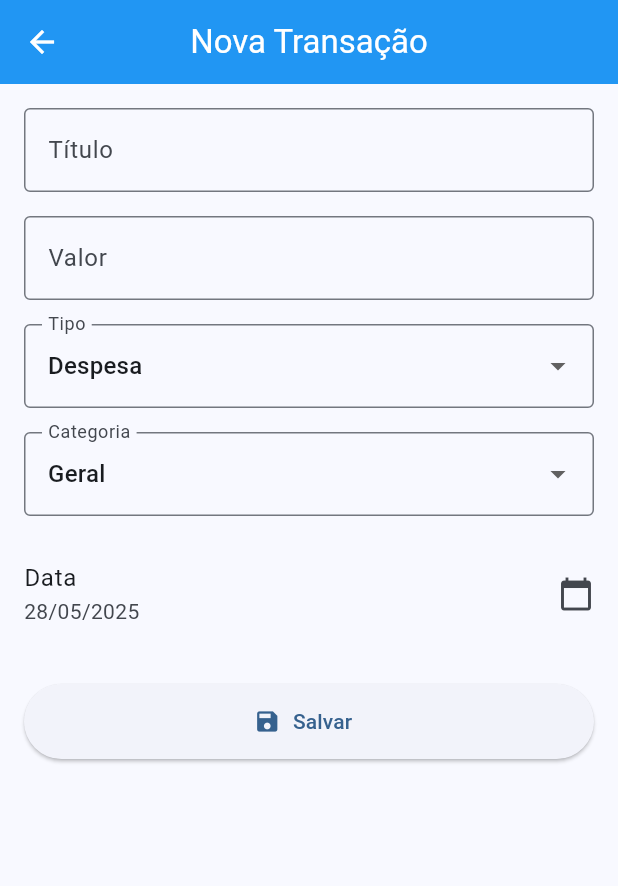
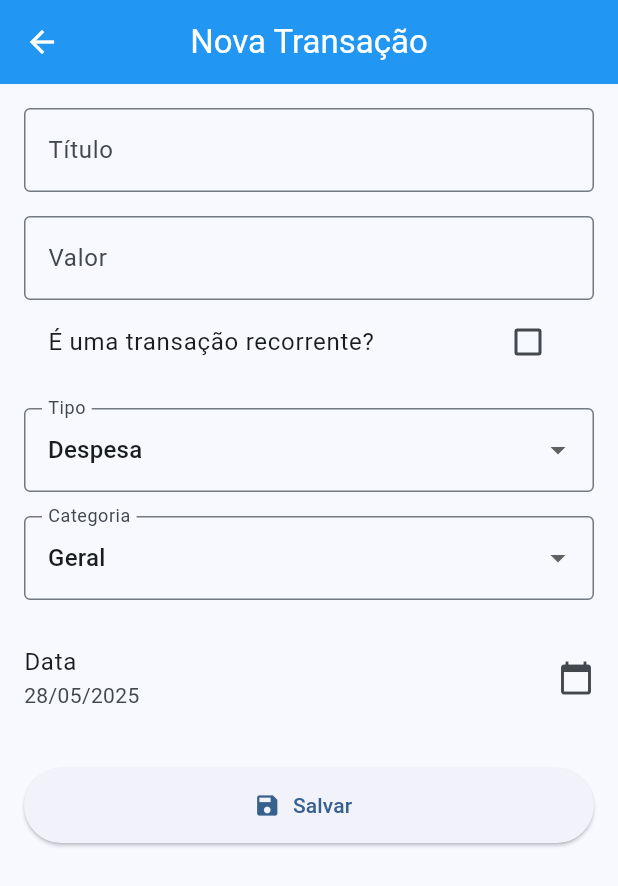
Before and after one commit to AndreLKS/gestao_despesas, a Flutter app: the screen it shows after launch, after a tap on the "add" icon, on a phone screen of 412 x 824 dp. Shown: the top 886 px of the screen. Run offline on Flutter 3.47's test engine with Material 3 defaults, Android fonts, the phone set to English and light mode, and no system bars; our stand-ins replace fl_chart, flutter_riverpod, hive, hive_flutter; accounts and stored records are empty; Roboto replaces fonts that are missing (Poppins).

Commit message:
FEAT: Recorrencias

```diff
--- a/lib/data/models/transaction_model.dart
+++ b/lib/data/models/transaction_model.dart
@@ -3,31 +3,46 @@ import 'package:hive/hive.dart';
 part 'transaction_model.g.dart';
 
 @HiveType(typeId: 0)
-class TransactionModel extends HiveObject {
-  @HiveField(0)
-  String id;
-
-  @HiveField(1)
-  String title;
-
-  @HiveField(2)
-  double amount;
-
-  @HiveField(3)
-  DateTime date;
-
-  @HiveField(4)
-  String category;
-
-  @HiveField(5)
-  String type; // 'receita' ou 'despesa'
+class TransactionModel {
+  final String id;
+  final String title;
+  final String category;
+  final String type; // 'receita' ou 'despesa'
+  final double amount;
+  final DateTime date;
+  final bool isRecurring; // Se é uma conta recorrente
+  final String? recurrence; // 'mensal', 'semanal', 'anual', etc.
 
   TransactionModel({
     required this.id,
     required this.title,
+    required this.category,
+    required this.type,
     required this.amount,
     required this.date,
-    required this.category,
-    required this.type,
+    this.isRecurring = false,
+    this.recurrence,
   });
+
+  TransactionModel copyWith({
+    String? id,
+    String? title,
+    String? category,
+    String? type,
+    double? amount,
+    DateTime? date,
+    bool? isRecurring,
+    String? recurrence,
+  }) {
+    return TransactionModel(
+      id: id ?? this.id,
+      title: title ?? this.title,
+      category: category ?? this.category,
+      type: type ?? this.type,
+      amount: amount ?? this.amount,
+      date: date ?? this.date,
+      isRecurring: isRecurring ?? this.isRecurring,
+      recurrence: recurrence ?? this.recurrence,
+    );
+  }
 }
--- a/lib/presentation/pages/transactions/transaction_form.dart
+++ b/lib/presentation/pages/transactions/transaction_form.dart
@@ -20,6 +20,8 @@ class _TransactionFormState extends ConsumerState<TransactionForm> {
   String _category = 'Geral';
   String _type = 'despesa';
   DateTime _date = DateTime.now();
+  bool _isRecurring = false;
+  String? _recurrence;
 
   @override
   void dispose() {
@@ -66,6 +68,33 @@ class _TransactionFormState extends ConsumerState<TransactionForm> {
                   return null;
                 },
               ),
+
+              CheckboxListTile(
+                title: const Text('É uma transação recorrente?'),
+                value: _isRecurring,
+                onChanged: (value) {
+                  setState(() {
+                    _isRecurring = value ?? false;
+                    if (!_isRecurring) _recurrence = null;
+                  });
+                },
+              ),
+
+              if (_isRecurring)
+                DropdownButtonFormField<String>(
+                  value: _recurrence,
+                  decoration: const InputDecoration(labelText: 'Frequência'),
+                  items: const [
+                    DropdownMenuItem(value: 'mensal', child: Text('Mensal')),
+                    DropdownMenuItem(value: 'semanal', child: Text('Semanal')),
+                    DropdownMenuItem(value: 'anual', child: Text('Anual')),
+                  ],
+                  onChanged: (value) {
+                    setState(() {
+                      _recurrence = value;
+                    });
+                  },
+                ),
               const SizedBox(height: 16),
               DropdownButtonFormField<String>(
                 value: _type,
--- a/lib/presentation/pages/transactions/transaction_list_page.dart
+++ b/lib/presentation/pages/transactions/transaction_list_page.dart
@@ -3,7 +3,7 @@ import 'package:intl/intl.dart';
 import 'package:flutter_riverpod/flutter_riverpod.dart';
 import 'package:gestao_despesas/presentation/pages/dashboard/dashboard_page.dart';
 
-import '../../../data/models/transaction_model.dart';  // Ajuste caminho conforme sua estrutura
+import '../../../data/models/transaction_model.dart';
 import '../../providers/transaction_provider.dart';
 import 'transaction_form.dart';
 
@@ -13,20 +13,26 @@ class TransactionListPage extends ConsumerStatefulWidget {
   const TransactionListPage({super.key});
 
   @override
-  ConsumerState<TransactionListPage> createState() =>
-      _TransactionListPageState();
+  ConsumerState<TransactionListPage> createState() => _TransactionListPageState();
 }
 
 class _TransactionListPageState extends ConsumerState<TransactionListPage> {
   PeriodFilter _selectedPeriodFilter = PeriodFilter.todos;
-
-  String? _selectedCategory; // null significa sem filtro (Geral)
-  String? _selectedType; // null significa sem filtro (todos tipos)
+  String? _selectedCategory;
+  String? _selectedType;
   double? _minValue;
   double? _maxValue;
 
   final _minValueController = TextEditingController();
   final _maxValueController = TextEditingController();
+
+  @override
+  void initState() {
+    super.initState();
+    WidgetsBinding.instance.addPostFrameCallback((_) {
+      ref.read(transactionProvider.notifier).generateRecurringTransactions();
+    });
+  }
 
   @override
   void dispose() {
@@ -39,40 +45,30 @@ class _TransactionListPageState extends ConsumerState<TransactionListPage> {
     final now = DateTime.now();
 
     return transactions.where((t) {
-      // filtro período
-      bool matchesPeriod = false;
+      bool matchesPeriod;
       switch (_selectedPeriodFilter) {
         case PeriodFilter.hoje:
-          matchesPeriod =
-              t.date.year == now.year && t.date.month == now.month && t.date.day == now.day;
+          matchesPeriod = t.date.year == now.year &&
+                          t.date.month == now.month &&
+                          t.date.day == now.day;
           break;
         case PeriodFilter.semana:
-          final weekAgo = now.subtract(const Duration(days: 7));
-          matchesPeriod = t.date.isAfter(weekAgo);
+          matchesPeriod = t.date.isAfter(now.subtract(const Duration(days: 7)));
           break;
         case PeriodFilter.mes:
-          matchesPeriod = t.date.year == now.year && t.date.month == now.month;
+          matchesPeriod = t.date.year == now.year &&
+                          t.date.month == now.month;
           break;
         case PeriodFilter.todos:
           matchesPeriod = true;
           break;
       }
+
       if (!matchesPeriod) return false;
 
-      // filtro categoria
-      if (_selectedCategory != null) {
-        if (t.category != _selectedCategory) return false;
-      }
-
-      // filtro tipo
-      if (_selectedType != null) {
-        if (t.type != _selectedType) return false;
-      }
-
-      // filtro valor mínimo
+      if (_selectedCategory != null && t.category != _selectedCategory) return false;
+      if (_selectedType != null && t.type != _selectedType) return false;
       if (_minValue != null && t.amount < _minValue!) return false;
-
-      // filtro valor máximo
       if (_maxValue != null && t.amount > _maxValue!) return false;
 
       return true;
@@ -94,7 +90,6 @@ class _TransactionListPageState extends ConsumerState<TransactionListPage> {
   @override
   Widget build(BuildContext context) {
     final transactions = ref.watch(transactionProvider);
-
     final filteredTransactions = _filterTransactions(transactions);
 
     final receita = filteredTransactions
@@ -107,7 +102,7 @@ class _TransactionListPageState extends ConsumerState<TransactionListPage> {
 
     final saldo = receita - despesa;
 
-    final categories = <String>[
+    final categories = [
       'Alimentação',
       'Lazer',
       'Salário',
@@ -139,7 +134,7 @@ class _TransactionListPageState extends ConsumerState<TransactionListPage> {
       ),
       body: Column(
         children: [
-          // Filtro período com chips
+          // Filtro período
           Padding(
             padding: const EdgeInsets.symmetric(horizontal: 8, vertical: 4),
             child: Wrap(
@@ -169,7 +164,7 @@ class _TransactionListPageState extends ConsumerState<TransactionListPage> {
             ),
           ),
 
-          // Filtros avançados: Categoria, Tipo, Min, Max
+          // Filtros avançados
           Padding(
             padding: const EdgeInsets.symmetric(horizontal: 12, vertical: 4),
             child: Wrap(
@@ -177,93 +172,50 @@ class _TransactionListPageState extends ConsumerState<TransactionListPage> {
               runSpacing: 12,
               crossAxisAlignment: WrapCrossAlignment.center,
               children: [
-                // Categoria Dropdown
                 DropdownButton<String?>(
                   value: _selectedCategory,
                   hint: const Text('Todas Categorias'),
                   items: [
-                    const DropdownMenuItem<String?>(
-                      value: null,
-                      child: Text('Geral'),
+                    const DropdownMenuItem(value: null, child: Text('Geral')),
+                    ...categories.map(
+                      (c) => DropdownMenuItem(value: c, child: Text(c)),
                     ),
-                    ...categories.map((c) => DropdownMenuItem(
-                          value: c,
-                          child: Text(c),
-                        )),
                   ],
-                  onChanged: (value) {
-                    setState(() {
-                      _selectedCategory = value;
-                    });
-                  },
+                  onChanged: (value) => setState(() => _selectedCategory = value),
                 ),
-
-                // Tipo Dropdown
                 DropdownButton<String?>(
                   value: _selectedType,
                   hint: const Text('Todos Tipos'),
                   items: const [
-                    DropdownMenuItem<String?>(
-                      value: null,
-                      child: Text('Geral'),
-                    ),
-                    DropdownMenuItem<String?>(
-                      value: 'receita',
-                      child: Text('Receita'),
-                    ),
-                    DropdownMenuItem<String?>(
-                      value: 'despesa',
-                      child: Text('Despesa'),
-                    ),
+                    DropdownMenuItem(value: null, child: Text('Geral')),
+                    DropdownMenuItem(value: 'receita', child: Text('Receita')),
+                    DropdownMenuItem(value: 'despesa', child: Text('Despesa')),
                   ],
-                  onChanged: (value) {
-                    setState(() {
-                      _selectedType = value;
-                    });
-                  },
+                  onChanged: (value) => setState(() => _selectedType = value),
                 ),
-
-                // Min Valor
                 SizedBox(
                   width: 100,
                   child: TextField(
                     controller: _minValueController,
-                    keyboardType:
-                        const TextInputType.numberWithOptions(decimal: true),
-                    decoration: const InputDecoration(
-                      labelText: 'Valor Mín',
-                      isDense: true,
-                    ),
-                    onChanged: (value) {
-                      setState(() {
-                        _minValue = double.tryParse(value);
-                      });
-                    },
+                    keyboardType: const TextInputType.numberWithOptions(decimal: true),
+                    decoration: const InputDecoration(labelText: 'Valor Mín', isDense: true),
+                    onChanged: (value) => setState(() => _minValue = double.tryParse(value)),
                   ),
                 ),
-
-                // Max Valor
                 SizedBox(
                   width: 100,
                   child: TextField(
                     controller: _maxValueController,
-                    keyboardType:
-                        const TextInputType.numberWithOptions(decimal: true),
-                    decoration: const InputDecoration(
-                      labelText: 'Valor Máx',
-                      isDense: true,
-                    ),
-                    onChanged: (value) {
-                      setState(() {
-                        _maxValue = double.tryParse(value);
-                      });
-                    },
+                    keyboardType: const TextInputType.numberWithOptions(decimal: true),
+                    decoration: const InputDecoration(labelText: 'Valor Máx', isDense: true),
+                    onChanged: (value) => setState(() => _maxValue = double.tryParse(value)),
                   ),
                 ),
               ],
             ),
           ),
 
+          // Saldo
           Card(
             margin: const EdgeInsets.all(8),
             child: ListTile(
@@ -272,6 +224,7 @@ class _TransactionListPageState extends ConsumerState<TransactionListPage> {
             ),
           ),
 
+          // Lista de transações
           Expanded(
             child: filteredTransactions.isEmpty
                 ? const Center(child: Text('Nenhuma transação encontrada'))
@@ -288,19 +241,17 @@ class _TransactionListPageState extends ConsumerState<TransactionListPage> {
                           trailing: Text(
                             'R\$ ${tx.amount.toStringAsFixed(2)}',
                             style: TextStyle(
-                              color:
-                                  tx.type == 'despesa' ? Colors.red : Colors.green,
+                              color: tx.type == 'despesa' ? Colors.red : Colors.green,
                               fontWeight: FontWeight.bold,
                             ),
                           ),
-                          onLongPress: () {
-                            ref.read(transactionProvider.notifier).delete(tx.id);
-                          },
+                          onLongPress: () =>
+                              ref.read(transactionProvider.notifier).delete(tx.id),
                         ),
                       );
                     },
                   ),
-          )
+          ),
         ],
       ),
       floatingActionButton: FloatingActionButton(
--- a/lib/presentation/providers/transaction_provider.dart
+++ b/lib/presentation/providers/transaction_provider.dart
@@ -1,3 +1,4 @@
+import 'package:flutter/material.dart';
 import 'package:flutter_riverpod/flutter_riverpod.dart';
 import 'package:hive/hive.dart';
 import '../../data/models/transaction_model.dart';
@@ -10,26 +11,91 @@ final transactionProvider =
 class TransactionNotifier extends StateNotifier<List<TransactionModel>> {
   TransactionNotifier() : super([]) {
     loadTransactions();
+    generateRecurringTransactions();
   }
 
   final Box<TransactionModel> _box = Hive.box('transactions');
 
+  /// Carrega transações do Hive
   void loadTransactions() {
     state = _box.values.toList();
   }
 
+  /// Adiciona uma transação
   void add(TransactionModel transaction) {
     _box.put(transaction.id, transaction);
     state = _box.values.toList();
   }
 
+  /// Remove uma transação
   void delete(String id) {
     _box.delete(id);
     state = _box.values.toList();
   }
 
+  /// Atualiza uma transação
   void update(TransactionModel transaction) {
     _box.put(transaction.id, transaction);
     state = _box.values.toList();
   }
+
+  /// Gera transações recorrentes automaticamente
+  void generateRecurringTransactions() {
+    final now = DateTime.now();
+    final existing = _box.values.toList();
+
+    for (final tx in existing) {
+      if (tx.isRecurring && tx.recurrence != null) {
+        final lastTransaction = existing
+            .where((t) =>
+                t.title == tx.title &&
+                t.isRecurring &&
+                t.recurrence == tx.recurrence)
+            .fold<DateTime?>(null, (prev, t) {
+          if (prev == null) return t.date;
+          return t.date.isAfter(prev) ? t.date : prev;
+        });
+
+        bool shouldCreate = false;
+        DateTime newDate = now;
+
+        switch (tx.recurrence) {
+          case 'mensal':
+            final targetDate =
+                DateTime(now.year, now.month, tx.date.day);
+            shouldCreate = lastTransaction == null ||
+                (lastTransaction.month != now.month ||
+                    lastTransaction.year != now.year);
+            newDate = targetDate;
+            break;
+          case 'semanal':
+            final daysDiff =
+                now.difference(lastTransaction ?? tx.date).inDays;
+            shouldCreate = daysDiff >= 7;
+            newDate = now;
+            break;
+          case 'anual':
+            final targetDate =
+                DateTime(now.year, tx.date.month, tx.date.day);
+            shouldCreate = lastTransaction == null ||
+                lastTransaction.year != now.year;
+            newDate = targetDate;
+            break;
+          default:
+            shouldCreate = false;
+            break;
+        }
+
+        if (shouldCreate) {
+          final newTx = tx.copyWith(
+            id: UniqueKey().toString(),
+            date: newDate,
+          );
+          _box.put(newTx.id, newTx);
+        }
+      }
+    }
+
+    state = _box.values.toList();
+  }
 }
--- a/pubspec.yaml
+++ b/pubspec.yaml
@@ -6,7 +6,7 @@ publish_to: 'none'
 version: 1.0.0+1
 
 environment:
-  sdk: '>=2.19.6 <3.0.0'
+  sdk: '>=2.19.6 <4.0.0'
 
 dependencies:
   flutter:
```
Also changed, not shown: pubspec.lock, 1 other file.
